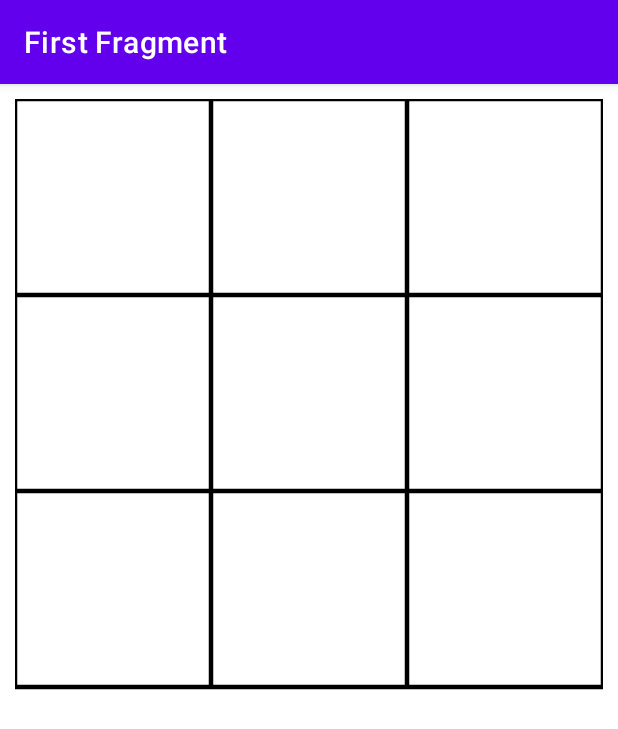
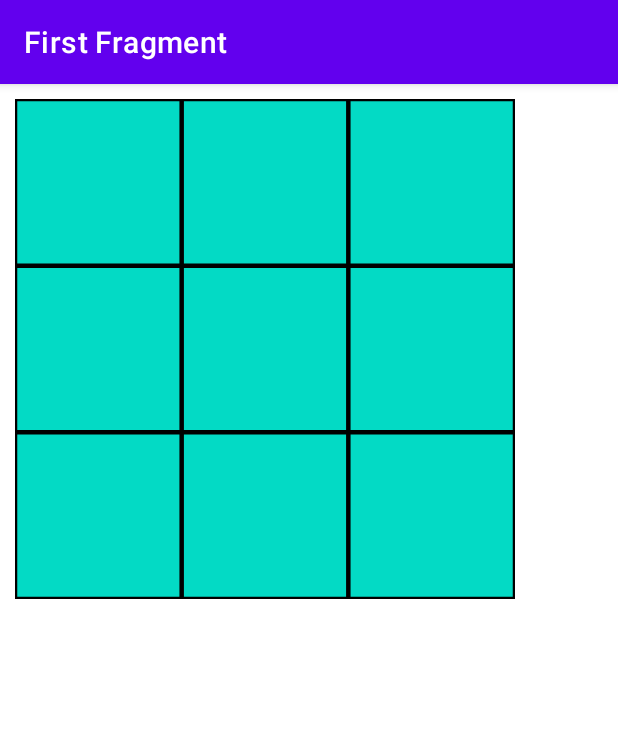
Before and after one commit to pndhieu96/TicTacToeCustomViewApp, an Android app: the screen it shows after launch (MainActivity), on a phone screen of 412 x 824 dp. Shown: the top 729 px of the screen. Run offline under Robolectric (Android 15) with nearby library versions, the phone set to English and light mode, and no system bars; our stand-ins replace navigation-ui.

Commit message:
update onMeasure

```diff
--- a/app/src/main/java/com/example/tictactoecustomviewapp/CustomView/TicTacToeView.kt
+++ b/app/src/main/java/com/example/tictactoecustomviewapp/CustomView/TicTacToeView.kt
@@ -9,12 +9,12 @@ import android.util.AttributeSet
 import android.util.Log
 import android.view.MotionEvent
 import android.view.View
-import androidx.constraintlayout.widget.ConstraintSet.Motion
 import androidx.core.content.ContextCompat
 import com.example.tictactoecustomviewapp.Object.Player
 import com.example.tictactoecustomviewapp.Object.TicTacToeItem
 import com.example.tictactoecustomviewapp.R
-import kotlin.math.log
+import com.example.tictactoecustomviewapp.Ulities
+import kotlin.math.min
 
 class TicTacToeView : View {
     private val density = resources.displayMetrics.density
@@ -23,9 +23,9 @@ class TicTacToeView : View {
     private val cols = 3
     private val maxIndex = 2
     private var matrix = Array(rows) { Array(cols) { TicTacToeItem(Rect(), Player.NONE) } }
-    private var floatWith = width.toFloat()
-    private var floatHeight = floatWith
-    private var floatWithOfAItem = 1f/3 * floatWith
+    private var floatWith : Float = 0.0f
+    private var floatHeight : Float = 0.0f
+    private var floatWithOfAItem: Float = 0.0f
 
     private val textPaint = TextPaint()
     private val paint: Paint = Paint()
@@ -38,7 +38,10 @@ class TicTacToeView : View {
     private val path = Path()
     private var shouldAnimate = false
 
+    private var isWin = false
+
     constructor(context: Context) : super(context) {
+
     }
 
     constructor(context: Context, attrs: AttributeSet) : super(context, attrs) {
@@ -58,17 +61,61 @@ class TicTacToeView : View {
         val strokeColor = typedArray.getColor(R.styleable.TicTacToeView_TicTacToeView_stroke_color, Color.BLACK)
         typedArray.recycle()
 
-        paint.color = strokeColor
-        paint.strokeWidth = 5f
-        paint.strokeWidth = density * 3
+        this.paint.apply {
+            this.color = strokeColor
+            this.strokeWidth = density * 3
+        }
+        this.highlightPaint.apply {
+            this.color = ContextCompat.getColor(context, R.color.highlight_color)
+            this.style = Paint.Style.FILL
+            this.isAntiAlias = true
+        }
+        this.winLinetPaint.apply {
+            this.style = Paint.Style.STROKE
+            this.color = Color.RED
+            this.strokeWidth = 5f
+        }
+    }
 
-        highlightPaint.color = ContextCompat.getColor(context, R.color.highlight_color)
-        highlightPaint.style = Paint.Style.FILL
-        highlightPaint.isAntiAlias = true
+    override fun onAttachedToWindow() {
+        super.onAttachedToWindow()
+        Log.d("TicTacToeView","onAttachedToWindow")
+    }
 
-        winLinetPaint.style = Paint.Style.STROKE;
-        winLinetPaint.color = Color.RED;
-        winLinetPaint.strokeWidth = 5f;
+    override fun onMeasure(widthMeasureSpec: Int, heightMeasureSpec: Int) {
+        super.onMeasure(widthMeasureSpec, heightMeasureSpec)
+        Log.d("TicTacToeView","onMeasure")
+        val desiredWith = 500 + paddingLeft + paddingRight
+        val width = measureDimension(desiredWith, widthMeasureSpec)
+        val desiredHeight = desiredWith
+        val height = measureDimension(desiredHeight, heightMeasureSpec)
+
+        setMeasuredDimension(width, height)
+
+        Log.v("TicTacToeView", "onMeasure w " + MeasureSpec.toString(widthMeasureSpec))
+        Log.v("TicTacToeView", "onMeasure h " + MeasureSpec.toString(heightMeasureSpec))
+    }
+
+    private fun measureDimension(desiredSize: Int, measureSpec: Int): Int {
+        var result: Int?
+        val specMode = MeasureSpec.getMode(measureSpec)
+        val specSize = MeasureSpec.getSize(measureSpec)
+
+        if(specMode == MeasureSpec.EXACTLY) {
+            result = specSize
+        } else {
+            /* specMode = MeasureSpec.UNSPECIFIED */
+            result = desiredSize
+            if(specMode == MeasureSpec.AT_MOST) {
+                result = min(result, specSize)
+            }
+        }
+        return result
+    }
+
+    override fun onLayout(changed: Boolean, left: Int, top: Int, right: Int, bottom: Int) {
+        super.onLayout(changed, left, top, right, bottom)
+        Log.d("TicTacToeView","onLayout")
     }
 
     override fun onDraw(canvas: Canvas) {
@@ -76,7 +123,7 @@ class TicTacToeView : View {
         if(isFirst) {
             floatWith = width.toFloat()
             floatHeight = floatWith
-            floatWithOfAItem = 1f/3*floatWith
+            floatWithOfAItem = 1f/3 * floatWith!!
             saveItems()
             isFirst = false
         }
@@ -138,6 +185,9 @@ class TicTacToeView : View {
     * textPaint.fontMetrics.ascent: calculate text height base on baseline
     * */
     private fun drawTextInsideRectangle(canvas: Canvas, positionRow: Int, positionCol: Int, player: Player) {
+        if(positionRow == -1 || positionCol == -1) {
+            return
+        }
         val item = matrix[positionRow][positionCol]
         val textSizeInPixels = resources.getDimension(R.dimen.text_size_player)
         item.player = player
@@ -150,6 +200,9 @@ class TicTacToeView : View {
     }
 
     private fun updateMatrix(index: Pair<Int,Int>) {
+        if(index.first == -1 || index.second == -1 || isWin) {
+            return
+        }
         val item = matrix[index.first][index.second]
         if(item.player == Player.NONE) {
             item.player = firstPlayer
@@ -163,8 +216,10 @@ class TicTacToeView : View {
         }
 
         val winList = checkForWin()
+
         if(winList[0] != -1) {
             animateWin(winList[0],winList[1],winList[2],winList[3])
+            isWin = true
         }
     }
 
@@ -177,6 +232,9 @@ class TicTacToeView : View {
     }
 
     private fun drawHighLightRectangle(canvas: Canvas) {
+        if(touchedRectPair.first == -1 || touchedRectPair.second == -1) {
+            return
+        }
         canvas.drawRect(matrix[touchedRectPair.first][touchedRectPair.second].rect, highlightPaint)
     }
 
@@ -193,6 +251,8 @@ class TicTacToeView : View {
     }
 
     fun animateWin(x1: Int, y1: Int, x3: Int, y3: Int) {
+        if(isWin) return
+
         val valueAnimator = ValueAnimator.ofFloat(1f, 0f)
         val winCoordinates = arrayOf(x1, y1, x3, y3)
 
@@ -226,6 +286,7 @@ class TicTacToeView : View {
         touching = false
         isFirst = true
         shouldAnimate = false
+        isWin = false
         invalidate()
     }
 
@@ -233,9 +294,9 @@ class TicTacToeView : View {
         val result = arrayOf(-1,-1,-1,-1)
         // Duyệt từng hàng
         for (i in 0 until rows) {
-            var cell1 = matrix[i][0]
-            var cell2 = matrix[i][1]
-            var cell3 = matrix[i][2]
+            val cell1 = matrix[i][0]
+            val cell2 = matrix[i][1]
+            val cell3 = matrix[i][2]
 
             if (cell1.player != Player.NONE && cell1.player == cell2.player && cell2.player == cell3.player) {
                 result[0] = i
@@ -248,9 +309,9 @@ class TicTacToeView : View {
 
         // Duyệt từng cột
         for (i in 0 until cols) {
-            var cell1 = matrix[0][i]
-            var cell2 = matrix[1][i]
-            var cell3 = matrix[2][i]
+            val cell1 = matrix[0][i]
+            val cell2 = matrix[1][i]
+            val cell3 = matrix[2][i]
 
             if (cell1.player != Player.NONE && cell1.player == cell2.player && cell2.player == cell3.player) {
                 result[0] = 0
--- /dev/null
+++ b/app/src/main/java/com/example/tictactoecustomviewapp/Ulities.kt
@@ -0,0 +1,16 @@
+package com.example.tictactoecustomviewapp
+
+import android.content.Context
+import android.view.WindowManager
+
+class Ulities {
+    companion object {
+        fun getScreenWidth(context: Context): Int {
+            val windowManager = context.getSystemService(Context.WINDOW_SERVICE) as WindowManager
+            val display = windowManager.defaultDisplay
+            val size = android.graphics.Point()
+            display.getSize(size)
+            return size.x
+        }
+    }
+}
--- a/app/src/main/res/layout/fragment_first.xml
+++ b/app/src/main/res/layout/fragment_first.xml
@@ -8,10 +8,11 @@
 
     <com.example.tictactoecustomviewapp.CustomView.TicTacToeView
         android:id="@+id/ticTacToeView"
-        android:layout_width="match_parent"
-        android:layout_height="match_parent"
+        android:layout_width="wrap_content"
+        android:layout_height="wrap_content"
         android:layout_margin="10dp"
+        android:background="@color/teal_200"
         app:TicTacToeView_stroke_color="@color/black"
-        tools:layout_editor_absoluteX="10dp"
-        tools:layout_editor_absoluteY="10dp" />
+        app:layout_constraintStart_toStartOf="parent"
+        app:layout_constraintTop_toTopOf="parent" />
 </androidx.constraintlayout.widget.ConstraintLayout>
```
